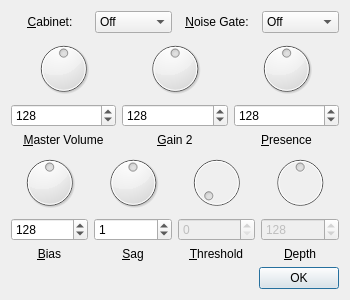
First picture: the form in plug/amp_advanced.ui, repository b2ornot2b/plug, before the edit.
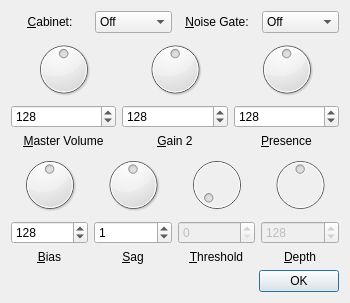
Second picture: the form after the edit.

Diff of the .ui file:
```diff
--- a/plug/amp_advanced.ui
+++ b/plug/amp_advanced.ui
@@ -7,7 +7,7 @@
     <x>0</x>
     <y>0</y>
     <width>350</width>
-    <height>300</height>
+    <height>303</height>
    </rect>
   </property>
   <property name="windowTitle">
```
